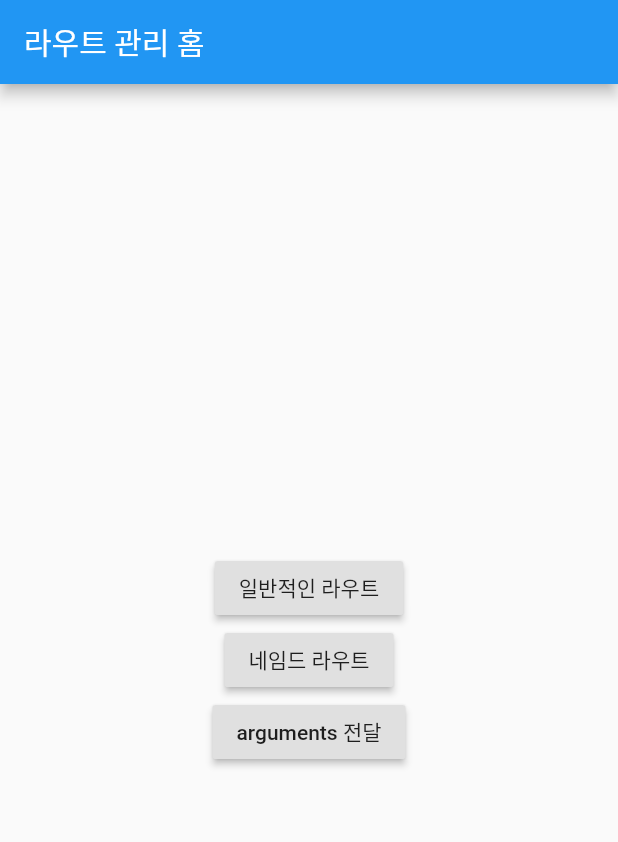
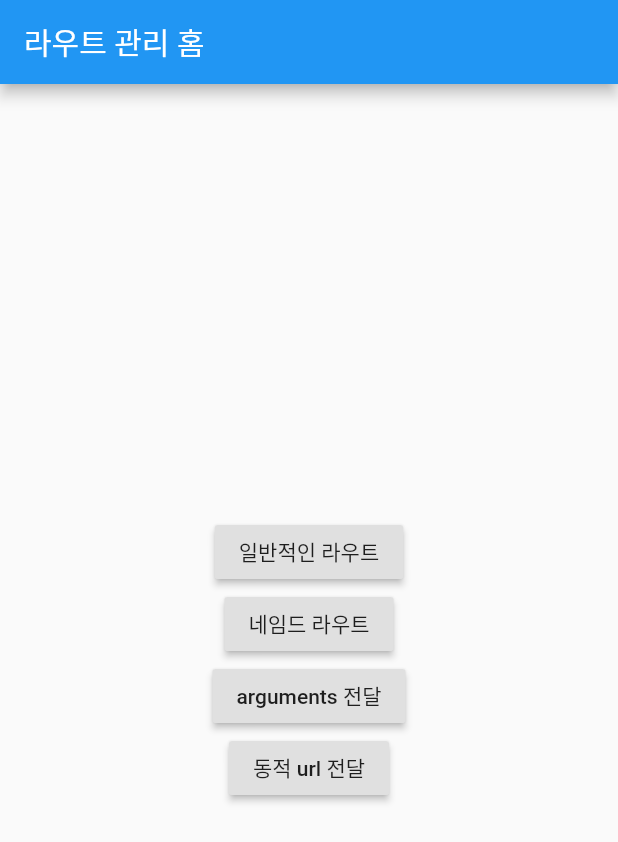
Before and after one commit to rwarou/getX, a Flutter app: the screen it shows after launch, on a phone screen of 412 x 824 dp. Shown: the top 842 px of the screen. Run offline on Flutter 3.47's test engine with Material 2 defaults, Android fonts, the phone set to English and light mode, and no system bars; our stand-ins replace get.

```diff
--- a/lib/main.dart
+++ b/lib/main.dart
@@ -4,6 +4,7 @@ import 'package:get_x/src/home.dart';
 import 'package:get_x/src/pages/named/first.dart';
 import 'package:get_x/src/pages/named/second.dart';
 import 'package:get_x/src/pages/next.dart';
+import 'package:get_x/src/pages/user.dart';
 
 void main() {
   runApp(const MyApp());
@@ -46,6 +47,11 @@ class MyApp extends StatelessWidget {
           page: () => NextPage(),
           transition: Transition.zoom,
         ),
+        GetPage(
+          name: "/user/:uid",
+          page: () => UserPage(),
+          transition: Transition.zoom,
+        ),
       ],
     );
   }
--- a/lib/src/home.dart
+++ b/lib/src/home.dart
@@ -40,6 +40,12 @@ class Home extends StatelessWidget {
                 Get.toNamed("/next", arguments: User(name: "rwarou", age: 29));
                 // Get.to(FirstPage(), arguments: "rwarou");
               },
+            ),
+            RaisedButton(
+              child: const Text("동적 url 전달"),
+              onPressed: () {
+                Get.toNamed("/user/1234?name=rwarou&age=29");
+              },
             )
           ],
         ),
```
Also changed, not shown: lib/src/pages/user.dart (added, +34 -0 lines).
